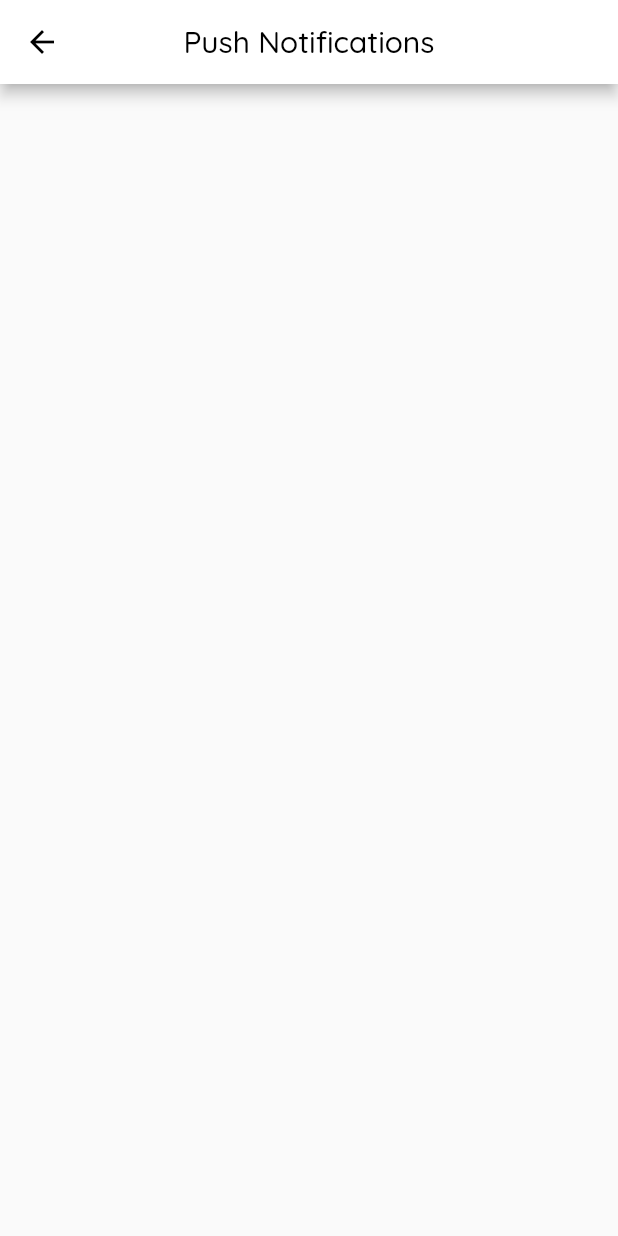
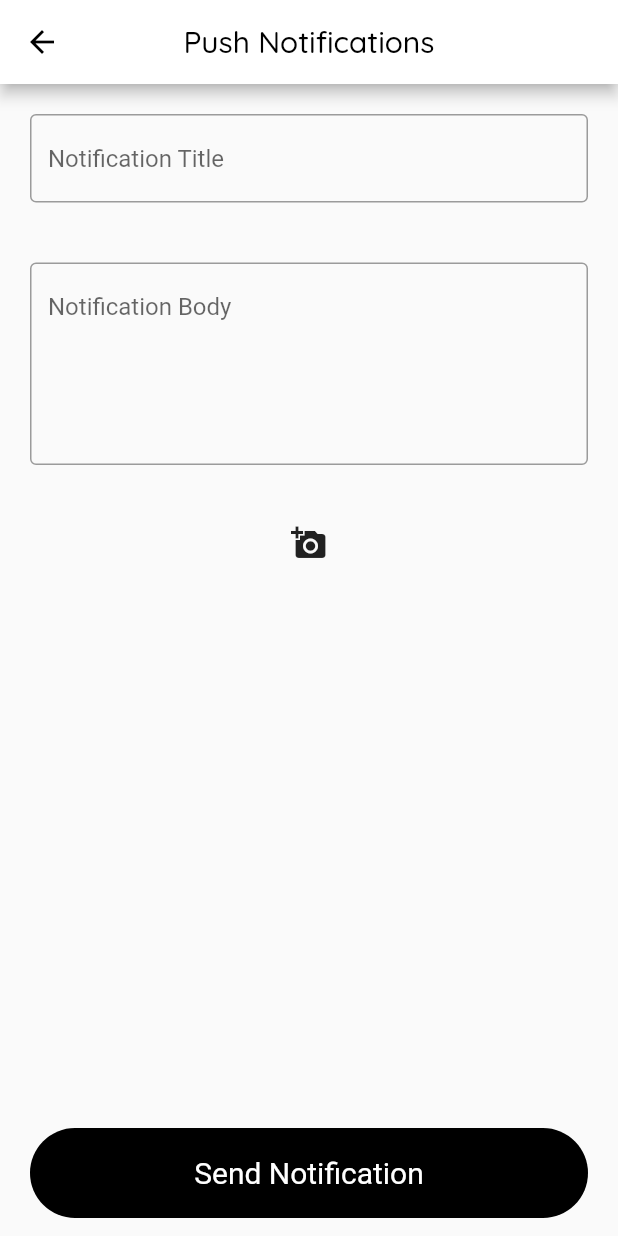
Before and after one commit to askabdulhaseeb/review-app-admin, a Flutter app: the NotificationsScreen screen opened directly, on a phone screen of 412 x 824 dp. Run offline on Flutter 3.47's test engine with Material 2 defaults, Android fonts, the light colour scheme and no system bars; our stand-ins replace cached_network_image, cloud_firestore, dio, firebase_core, firebase_storage, image_picker; accounts and stored records are empty.

Commit message:
added ability to send push notifications

```diff
--- /dev/null
+++ b/lib/notifications/image_picker_view.dart
@@ -0,0 +1,41 @@
+import 'dart:io';
+import 'package:flutter/material.dart';
+import 'package:image_picker/image_picker.dart';
+
+class ImagePickerView extends StatefulWidget {
+  final Function(File image) onImageSelection;
+  ImagePickerView({Key key, @required this.onImageSelection}) : super(key: key);
+
+  @override
+  _ImagePickerViewState createState() => _ImagePickerViewState();
+}
+
+class _ImagePickerViewState extends State<ImagePickerView> {
+  File _image;
+
+  _imgFromGallery() async {
+    ImagePicker _imagePicker = ImagePicker();
+    PickedFile image = await _imagePicker.getImage(
+      source: ImageSource.gallery,
+    );
+    if (image != null) {
+      setState(() {
+        _image = File(image.path);
+      });
+    }
+  }
+
+  @override
+  Widget build(BuildContext context) {
+    return Center(
+      child: InkWell(
+        onTap: _imgFromGallery,
+        child: _image == null
+            ? Icon(Icons.add_a_photo)
+            : Image.file(
+                _image,
+              ),
+      ),
+    );
+  }
+}
--- /dev/null
+++ b/lib/notifications/notification_controller.dart
@@ -0,0 +1,34 @@
+import 'dart:io';
+import 'package:dio/dio.dart';
+import 'package:flutter/foundation.dart';
+
+class NotificationController {
+  static Future<String> sendPushNotification(
+      {@required String title, @required String body, File image}) async {
+    try {
+      const String FIREBASE_SERVER_KEY =
+          'AAAAAI_faLs:APA91bEnwYWJE4si9K2f6R93GOPbZ7vNHp6bAdErEZC8AHpCEO_WgqmZqbu5usOEWNrgyhKbP9RCTUIDniHij_677iuE4yg_wQep3P_QlkQZKYt6bo-zAyNB2NarKbII-i7N1_g24pOD';
+      Dio dio = Dio();
+
+      dio.options.headers["Content-Type"] = "application/json";
+      dio.options.headers["Authorization"] = "key=$FIREBASE_SERVER_KEY";
+
+      var data = {
+        "notification": {
+          "title": title,
+          "body": body,
+          // "image":
+          //     "https://firebasestorage.googleapis.com/v0/b/jabardasth.appspot.com/o/jabardasth_offers_images%2Fanniversary_offer.jpg?alt=media&token=635e9fb4-8f15-415f-9212-cf9ddb04d510"
+        },
+        "to": "/topics/all"
+      };
+      Response _response = await dio.post(
+        'https://fcm.googleapis.com/fcm/send',
+        data: data,
+      );
+      return _response.toString();
+    } catch (e) {
+      return e.toString();
+    }
+  }
+}
--- a/lib/notifications/notifications_screen.dart
+++ b/lib/notifications/notifications_screen.dart
@@ -1,5 +1,11 @@
+import 'dart:io';
+
 import 'package:admin_review/components/custom_app_bar.dart';
+import 'package:admin_review/components/custom_button_2.dart';
+import 'package:admin_review/notifications/notification_controller.dart';
 import 'package:flutter/material.dart';
+
+import 'image_picker_view.dart';
 
 class NotificationsScreen extends StatefulWidget {
   NotificationsScreen({Key key}) : super(key: key);
@@ -9,11 +15,104 @@ class NotificationsScreen extends StatefulWidget {
 }
 
 class _NotificationsScreenState extends State<NotificationsScreen> {
+  final TextEditingController _titleTextEditingController =
+      TextEditingController();
+  final TextEditingController _bodyTextEditingController =
+      TextEditingController();
+  File _selectedImage;
+
+  _onImageSelection(File image) {
+    _selectedImage = image;
+  }
+
+  _onSendPressed() async {
+    if (_titleTextEditingController.text.isEmpty) {
+      ScaffoldMessenger.of(context).showSnackBar(
+        SnackBar(content: Text('Notification title is required')),
+      );
+    } else if (_bodyTextEditingController.text.isEmpty) {
+      ScaffoldMessenger.of(context).showSnackBar(
+        SnackBar(content: Text('Notification body is required')),
+      );
+    } else {
+      String message = await NotificationController.sendPushNotification(
+          title: _titleTextEditingController.text,
+          body: _bodyTextEditingController.text,
+          image: _selectedImage);
+      ScaffoldMessenger.of(context).showSnackBar(
+        SnackBar(content: Text(message)),
+      );
+    }
+  }
+
   @override
   Widget build(BuildContext context) {
     return Scaffold(
       appBar: CustomAppBar(title: 'Push Notifications'),
-      body: Container(),
+      body: ListView(
+        padding: const EdgeInsets.symmetric(horizontal: 20),
+        children: [
+          const SizedBox(
+            height: 20,
+          ),
+          _AppTextField(
+            controller: _titleTextEditingController,
+            hint: 'Notification Title',
+          ),
+          const SizedBox(
+            height: 40,
+          ),
+          _AppTextField(
+            controller: _bodyTextEditingController,
+            hint: 'Notification Body',
+            isMultiLine: true,
+          ),
+          const SizedBox(
+            height: 40,
+          ),
+          ImagePickerView(
+            onImageSelection: _onImageSelection,
+          )
+        ],
+      ),
+      floatingActionButton: Padding(
+        padding: const EdgeInsets.symmetric(horizontal: 20),
+        child: CustomButton2('Send Notification', _onSendPressed),
+      ),
+      floatingActionButtonLocation:
+          FloatingActionButtonLocation.miniCenterFloat,
     );
   }
 }
+
+class _AppTextField extends StatefulWidget {
+  final TextEditingController controller;
+  final String hint;
+  final bool isMultiLine;
+  final TextInputType keyboardType;
+  _AppTextField(
+      {Key key,
+      this.hint,
+      this.controller,
+      this.isMultiLine = false,
+      this.keyboardType})
+      : super(key: key);
+
+  @override
+  __AppTextFieldState createState() => __AppTextFieldState();
+}
+
+class __AppTextFieldState extends State<_AppTextField> {
+  @override
+  Widget build(BuildContext context) {
+    return TextField(
+      controller: widget.controller,
+      decoration: InputDecoration(
+        hintText: widget.hint,
+        border: OutlineInputBorder(borderSide: BorderSide()),
+      ),
+      maxLines: widget.isMultiLine ? 5 : 1,
+      keyboardType: widget.keyboardType,
+    );
+  }
+}
--- a/pubspec.yaml
+++ b/pubspec.yaml
@@ -20,6 +20,7 @@ dependencies:
   cloud_firestore: ^2.1.0
   firebase_storage: ^8.0.6
   flutter_rating_bar: ^4.0.0
+  dio: ^4.0.0
 
 dev_dependencies:
   flutter_test:
```
Also changed, not shown: pubspec.lock, 1 other file.
